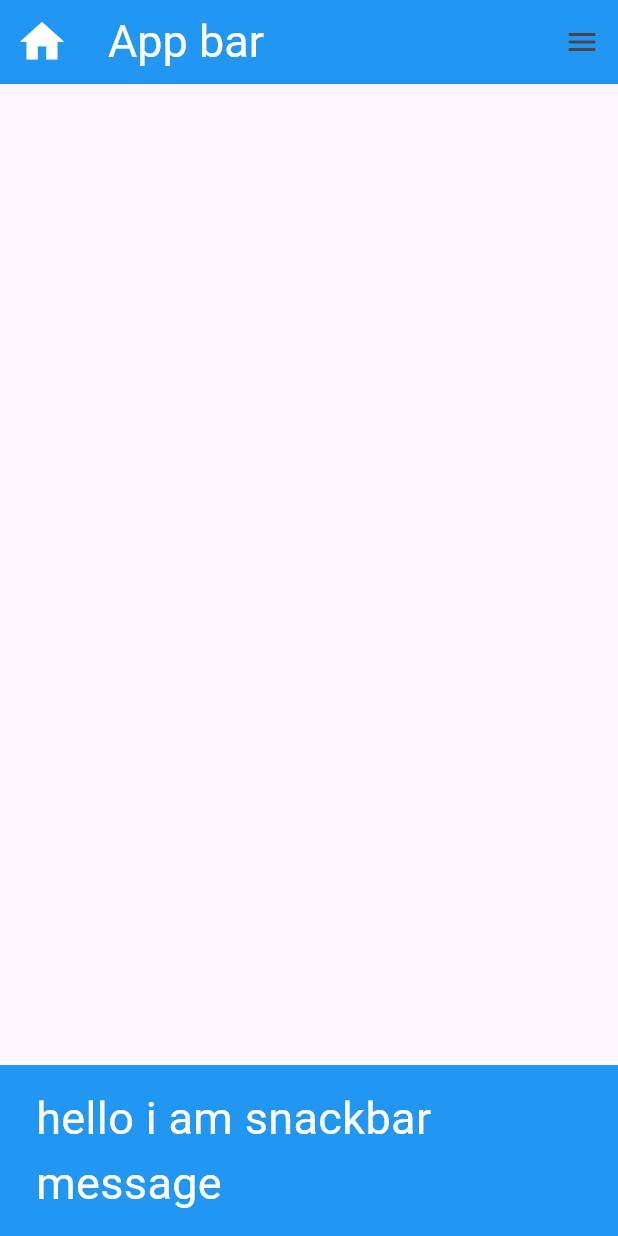
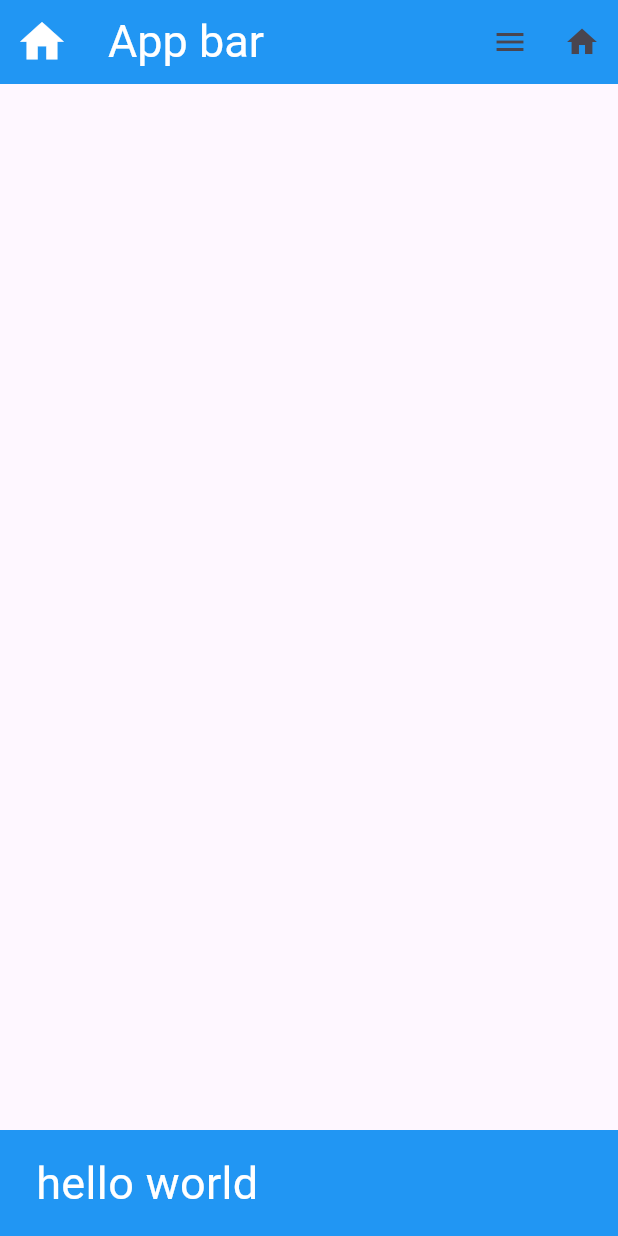
Before and after one commit to parentroots/all_flutter_learning_demo, a Flutter app: the screen it shows after launch, after a tap on the "menu" icon, on a phone screen of 412 x 824 dp. Run offline on Flutter 3.47's test engine with Material 3 defaults, Android fonts, the phone set to English and light mode, and no system bars.

Commit message:
commited first

```diff
--- a/lib/main.dart
+++ b/lib/main.dart
@@ -35,28 +35,53 @@ class Home extends StatelessWidget{
         ),),
 
         leading: Icon(Icons.home,color: Colors.white,size: 35,),
+        actions: [
 
-        actions: [
+          IconButton(onPressed: (){
+
+            ScaffoldMessenger.of(context).showSnackBar(
+           SnackBar(content: Text("hello world",style: TextStyle(
+
+             fontSize: 30,color: Colors.white
+           ),
+
+           ),
+
+             backgroundColor: Colors.blue,
+           )
+
+            );
+
+          }, icon: Icon(Icons.menu)),
+
 
 
           IconButton(onPressed: (){
-            ScaffoldMessenger.of(context).showSnackBar(
-            SnackBar(content: Text("hello i am snackbar message",style: TextStyle(
-              color: Colors.white,
-              fontSize: 30
-            ),
-            ),
-              backgroundColor: Colors.blue,
-              duration: Duration(seconds: 1),
-            )
+
+            showDialog(context: context, builder: (context){
+
+              return AlertDialog(
+
+                title: Text("i am a dialog"),
+                content: Text("I am dialog message"),
+              );
+
+
+            },
 
             );
-          }, icon: Icon(Icons.menu)),
-
-        ],
 
 
+          }, icon: Icon(Icons.home)),
+        ],
       ),
+
+
+
+
+
+
+
     );
   }
 
```
